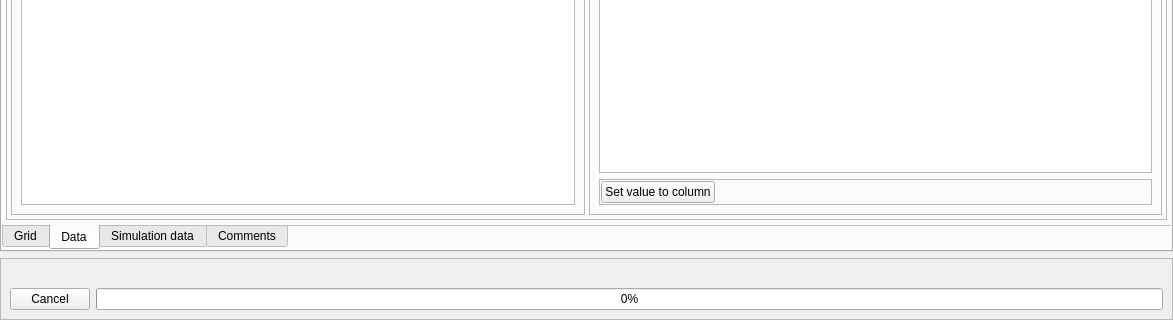
Qt form UnderDevelopment/GridCal/Gui/Main/MainWindow.ui (SanPen/GridCal) before a commit; both pictures show x 0 to 1173 and y 403 to 723 of the 1173 by 723 pixel window.
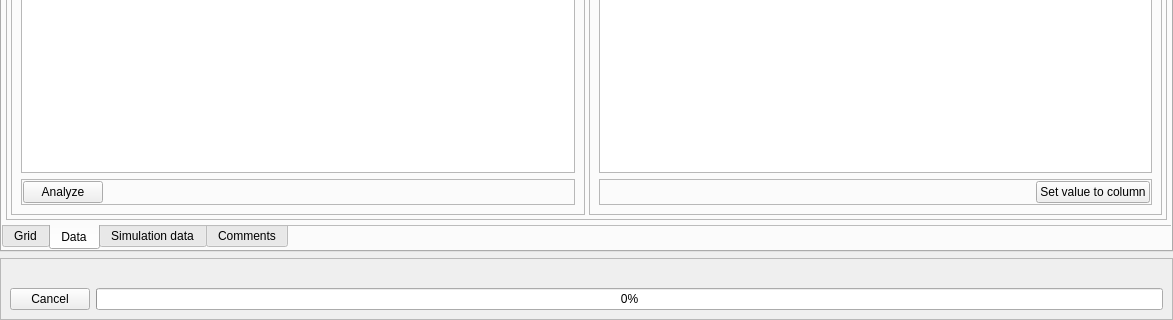
The same form after that commit. The open tabs and pages were chosen to show the change. Icons and pictures are not drawn. Custom widgets are drawn as their Qt base class.

What changed in the file:
```diff
--- a/UnderDevelopment/GridCal/Gui/Main/MainWindow.ui
+++ b/UnderDevelopment/GridCal/Gui/Main/MainWindow.ui
@@ -415,6 +415,45 @@
                    <item>
                     <widget class="QListView" name="dataStructuresListView"/>
                    </item>
+                   <item>
+                    <widget class="QFrame" name="frame_32">
+                     <property name="frameShape">
+                      <enum>QFrame::StyledPanel</enum>
+                     </property>
+                     <property name="frameShadow">
+                      <enum>QFrame::Raised</enum>
+                     </property>
+                     <layout class="QHBoxLayout" name="horizontalLayout_4">
+                      <property name="margin">
+                       <number>1</number>
+                      </property>
+                      <item>
+                       <widget class="QPushButton" name="analyze_objects_pushButton">
+                        <property name="text">
+                         <string>Analyze</string>
+                        </property>
+                        <property name="icon">
+                         <iconset resource="icons.qrc">
+                          <normaloff>:/Icons/white_icons/bars.svg</normaloff>:/Icons/white_icons/bars.svg</iconset>
+                        </property>
+                       </widget>
+                      </item>
+                      <item>
+                       <spacer name="horizontalSpacer_15">
+                        <property name="orientation">
+                         <enum>Qt::Horizontal</enum>
+                        </property>
+                        <property name="sizeHint" stdset="0">
+                         <size>
+                          <width>40</width>
+                          <height>20</height>
+                         </size>
+                        </property>
+                       </spacer>
+                      </item>
+                     </layout>
+                    </widget>
+                   </item>
                   </layout>
                  </widget>
                  <widget class="QFrame" name="frame_27">
@@ -450,6 +489,19 @@
                       <property name="margin">
                        <number>1</number>
                       </property>
+                      <item>
+                       <spacer name="horizontalSpacer_3">
+                        <property name="orientation">
+                         <enum>Qt::Horizontal</enum>
+                        </property>
+                        <property name="sizeHint" stdset="0">
+                         <size>
+                          <width>40</width>
+                          <height>20</height>
+                         </size>
+                        </property>
+                       </spacer>
+                      </item>
                       <item>
                        <widget class="QPushButton" name="setValueToColumnButton">
                         <property name="text">
@@ -461,19 +513,6 @@
                         </property>
                        </widget>
                       </item>
-                      <item>
-                       <spacer name="horizontalSpacer_3">
-                        <property name="orientation">
-                         <enum>Qt::Horizontal</enum>
-                        </property>
-                        <property name="sizeHint" stdset="0">
-                         <size>
-                          <width>40</width>
-                          <height>20</height>
-                         </size>
-                        </property>
-                       </spacer>
-                      </item>
                      </layout>
                     </widget>
                    </item>
@@ -3464,7 +3503,7 @@
      <x>0</x>
      <y>0</y>
      <width>1173</width>
-     <height>23</height>
+     <height>25</height>
     </rect>
    </property>
    <widget class="QMenu" name="menuProject">
```
